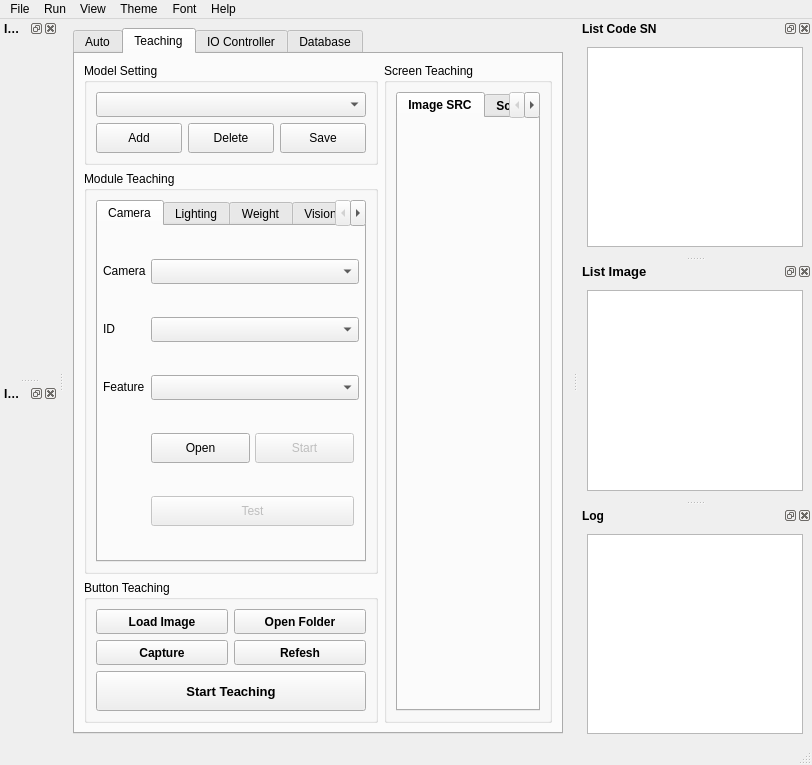
The window that ui/MainWindow.ui (vananh2606/ProjectProcessingImage) describes before a commit, drawn with Qt 5.
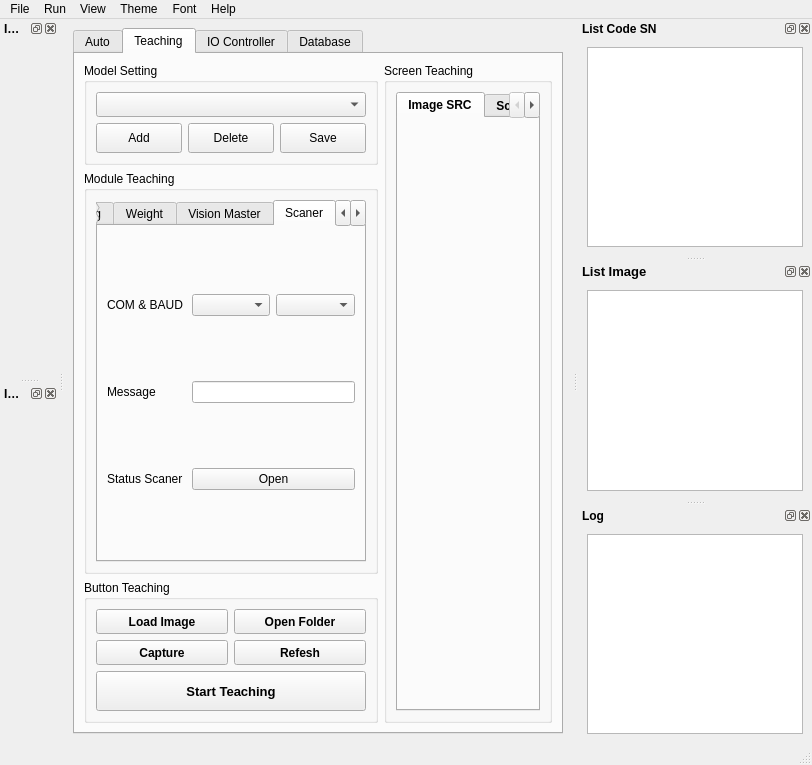
The same window after the commit. The open tabs and pages were chosen to show the change.

Diff of the .ui file:
```diff
--- a/ui/MainWindow.ui
+++ b/ui/MainWindow.ui
@@ -1048,6 +1048,57 @@
                </item>
               </layout>
              </widget>
+             <widget class="QWidget" name="tabScaner">
+              <attribute name="title">
+               <string>Scaner</string>
+              </attribute>
+              <layout class="QGridLayout" name="gridLayout_19">
+               <item row="0" column="0">
+                <widget class="QLabel" name="label_com_scanner">
+                 <property name="text">
+                  <string>COM &amp; BAUD</string>
+                 </property>
+                </widget>
+               </item>
+               <item row="0" column="1">
+                <widget class="QComboBox" name="combo_comport_scanner">
+                 <property name="minimumSize">
+                  <size>
+                   <width>0</width>
+                   <height>0</height>
+                  </size>
+                 </property>
+                </widget>
+               </item>
+               <item row="0" column="2">
+                <widget class="QComboBox" name="combo_baudrate_scanner"/>
+               </item>
+               <item row="1" column="0">
+                <widget class="QLabel" name="label_message_scanner">
+                 <property name="text">
+                  <string>Message</string>
+                 </property>
+                </widget>
+               </item>
+               <item row="3" column="0">
+                <widget class="QLabel" name="label_status_scanner">
+                 <property name="text">
+                  <string>Status Scaner</string>
+                 </property>
+                </widget>
+               </item>
+               <item row="1" column="1" colspan="2">
+                <widget class="QLineEdit" name="line_message_scanner"/>
+               </item>
+               <item row="3" column="1" colspan="2">
+                <widget class="QPushButton" name="btn_open_scanner">
+                 <property name="text">
+                  <string>Open</string>
+                 </property>
+                </widget>
+               </item>
+              </layout>
+             </widget>
              <widget class="QWidget" name="tabIO">
               <attribute name="title">
                <string>IO</string>
```
